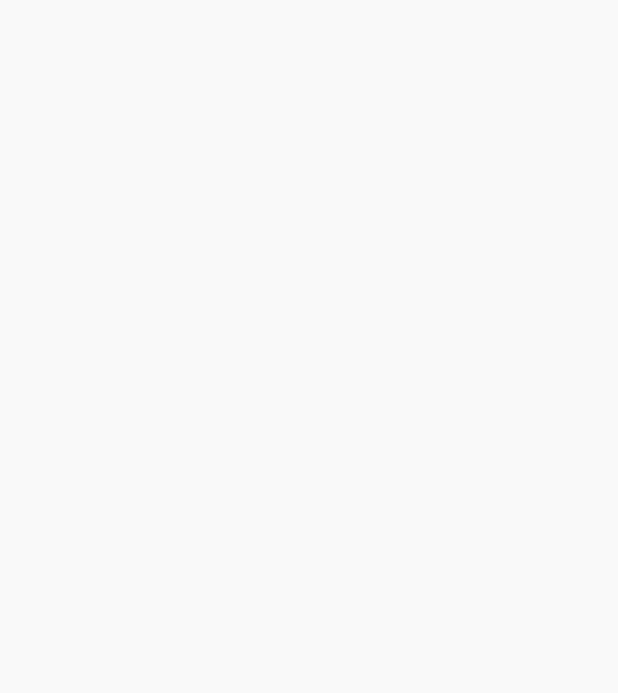
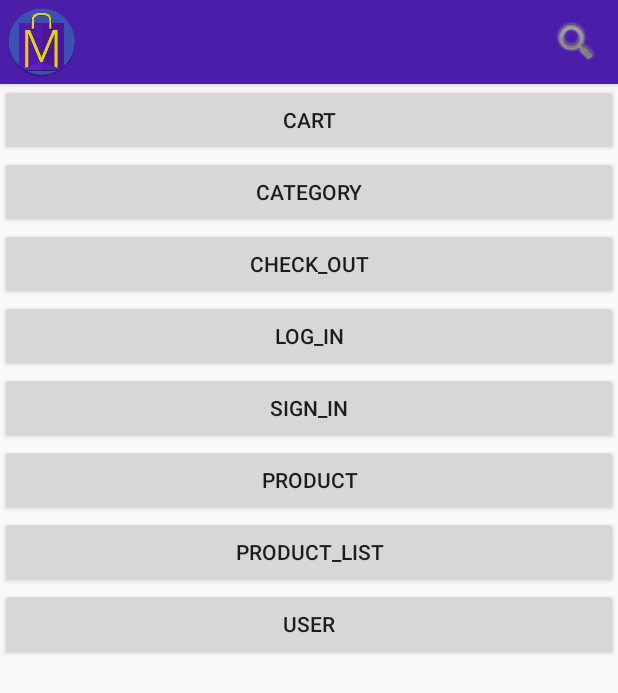
Before and after one commit to igachmov/myMag, an Android app: the HomeActivity screen opened directly, with no data from a screen before it, on a phone screen of 412 x 824 dp. Before the commit the part shown is empty. Shown: the top 693 px of the screen. Run offline under Robolectric (Android 15) with nearby library versions, the phone set to English and light mode, and no system bars.

Commit message:
Added temporary buttons in the Home activity, leading to the other activities, for easier navigation in-dev. Started work on ProductActivity and Toolbar.

```diff
--- a/app/src/main/AndroidManifest.xml
+++ b/app/src/main/AndroidManifest.xml
@@ -8,7 +8,7 @@
         android:label="@string/app_name"
         android:roundIcon="@mipmap/ic_launcher_round"
         android:supportsRtl="true"
-        android:theme="@style/AppTheme">
+        android:theme="@style/Theme.AppCompat.Light.NoActionBar">
         <activity android:name=".model.activities.LoginActivity">
         <intent-filter>
             <action android:name="android.intent.action.MAIN" />
--- a/app/src/main/java/com/mymag/mymag/model/activities/HomeActivity.java
+++ b/app/src/main/java/com/mymag/mymag/model/activities/HomeActivity.java
@@ -1,7 +1,13 @@
 package com.mymag.mymag.model.activities;
 
+import android.content.Intent;
+import android.support.v7.app.ActionBar;
 import android.support.v7.app.AppCompatActivity;
 import android.os.Bundle;
+import android.support.v7.widget.Toolbar;
+import android.view.Menu;
+import android.view.View;
+import android.widget.Button;
 
 import com.mymag.mymag.R;
 
@@ -11,5 +17,77 @@ public class HomeActivity extends AppCompatActivity {
     protected void onCreate(Bundle savedInstanceState) {
         super.onCreate(savedInstanceState);
         setContentView(R.layout.activity_home);
+
+        Toolbar tb = (Toolbar) findViewById(R.id.app_bar);
+        setSupportActionBar(tb);
+
+        ActionBar ab = getSupportActionBar();
+        ab.setDisplayHomeAsUpEnabled(true);
+        ab.setHomeAsUpIndicator(R.mipmap.ic_launcher_round);
+        ab.setDisplayShowTitleEnabled(false);
+
+
+        Button cart = (Button) findViewById(R.id.cart_redirect);
+        Button category = (Button) findViewById(R.id.category_redirect);
+        Button checkOut = (Button) findViewById(R.id.check_out_redirect);
+        Button logIn = (Button) findViewById(R.id.log_in_redirect);
+        Button register = (Button) findViewById(R.id.register_redirect);
+        Button product = (Button) findViewById(R.id.product_redirect);
+        Button productList = (Button) findViewById(R.id.product_list_redirect);
+        Button user = (Button) findViewById(R.id.user_redirect);
+
+
+        Button.OnClickListener clickListener = new View.OnClickListener() {
+            @Override
+            public void onClick(View v) {
+
+                int id = v.getId();
+                Class destination = HomeActivity.class;
+
+                switch (id){
+                    case R.id.cart_redirect:
+                        destination = CartActivity.class;
+                        break;
+                    case R.id.category_redirect:
+                        destination = CartActivity.class;
+                        break;
+                    case R.id.check_out_redirect:
+                        destination = CheckOutActivity.class;
+                        break;
+                    case R.id.log_in_redirect:
+                        destination = LoginActivity.class;
+                        break;
+                    case R.id.register_redirect:
+                        destination = RegisterActivity.class;
+                        break;
+                    case R.id.product_redirect:
+                        destination = ProductActivity.class;
+                        break;
+                    case R.id.product_list_redirect:
+                        destination = ProductListActivity.class;
+                        break;
+                    case R.id.user_redirect:
+                        destination = UserActivity.class;
+                        break;
+                }
+                startActivity(new Intent(HomeActivity.this,destination));
+            }
+        };
+
+        cart.setOnClickListener(clickListener);
+        category.setOnClickListener(clickListener);
+        checkOut.setOnClickListener(clickListener);
+        logIn.setOnClickListener(clickListener);
+        product.setOnClickListener(clickListener);
+        productList.setOnClickListener(clickListener);
+        register.setOnClickListener(clickListener);
+        user.setOnClickListener(clickListener);
+    }
+
+
+    @Override
+    public boolean onCreateOptionsMenu(Menu menu) {
+        getMenuInflater().inflate(R.menu.menu_app_bar,menu);
+        return super.onCreateOptionsMenu(menu);
     }
 }
--- a/app/src/main/res/layout/activity_home.xml
+++ b/app/src/main/res/layout/activity_home.xml
@@ -1,11 +1,67 @@
 <?xml version="1.0" encoding="utf-8"?>
-<android.support.constraint.ConstraintLayout xmlns:android="http://schemas.android.com/apk/res/android"
-    xmlns:app="http://schemas.android.com/apk/res-auto"
+<LinearLayout xmlns:android="http://schemas.android.com/apk/res/android"
     xmlns:tools="http://schemas.android.com/tools"
     android:layout_width="match_parent"
     android:layout_height="match_parent"
+    android:orientation="vertical"
     tools:context="com.mymag.mymag.model.activities.HomeActivity">
 
 
+    <include
+        android:id="@+id/app_bar"
+        layout="@layout/app_bar" />
 
-</android.support.constraint.ConstraintLayout>
+    <LinearLayout
+        android:layout_width="0dp"
+        android:layout_height="0dp"
+        tools:layout_editor_absoluteX="8dp"
+        tools:layout_editor_absoluteY="0dp"></LinearLayout>
+
+    <Button
+        android:id="@+id/cart_redirect"
+        android:layout_width="match_parent"
+        android:layout_height="wrap_content"
+        android:text="cart" />
+
+    <Button
+        android:id="@+id/category_redirect"
+        android:layout_width="match_parent"
+        android:layout_height="wrap_content"
+        android:text="category" />
+
+    <Button
+        android:id="@+id/check_out_redirect"
+        android:layout_width="match_parent"
+        android:layout_height="wrap_content"
+        android:text="check_out" />
+
+    <Button
+        android:id="@+id/log_in_redirect"
+        android:layout_width="match_parent"
+        android:layout_height="wrap_content"
+        android:text="log_in" />
+
+    <Button
+        android:id="@+id/register_redirect"
+        android:layout_width="match_parent"
+        android:layout_height="wrap_content"
+        android:text="sign_in" />
+
+    <Button
+        android:id="@+id/product_redirect"
+        android:layout_width="match_parent"
+        android:layout_height="wrap_content"
+        android:text="product" />
+    <Button
+    android:id="@+id/product_list_redirect"
+    android:layout_width="match_parent"
+    android:layout_height="wrap_content"
+    android:text="product_list" />
+
+
+    <Button
+        android:id="@+id/user_redirect"
+        android:layout_width="match_parent"
+        android:layout_height="wrap_content"
+        android:text="user" />
+</LinearLayout>
--- /dev/null
+++ b/app/src/main/res/layout/app_bar.xml
@@ -0,0 +1,11 @@
+<?xml version="1.0" encoding="utf-8"?>
+<android.support.v7.widget.Toolbar xmlns:android="http://schemas.android.com/apk/res/android"
+
+    android:layout_width="match_parent"
+    android:layout_height="56dip"
+    android:background="@color/colorPrimary"
+    android:elevation="4dip"
+    >
+
+
+</android.support.v7.widget.Toolbar>
--- /dev/null
+++ b/app/src/main/res/layout/fragment_product_description.xml
@@ -0,0 +1,6 @@
+<?xml version="1.0" encoding="utf-8"?>
+<LinearLayout xmlns:android="http://schemas.android.com/apk/res/android"
+    android:orientation="vertical" android:layout_width="match_parent"
+    android:layout_height="match_parent">
+
+</LinearLayout>
--- /dev/null
+++ b/app/src/main/res/menu/menu_app_bar.xml
@@ -0,0 +1,14 @@
+<?xml version="1.0" encoding="utf-8"?>
+<menu xmlns:android="http://schemas.android.com/apk/res/android"
+    xmlns:app="http://schemas.android.com/apk/res-auto">
+
+
+    <item
+        app:actionViewClass="android.support.v7.widget.SearchView"
+        android:icon="@android:drawable/ic_search_category_default"
+        app:showAsAction="ifRoom|collapseActionView"
+        android:title="search" />
+
+
+
+</menu>
```
Also changed, not shown: app/src/main/java/com/mymag/mymag/model/activities/ProductActivity.java (+31 -1 lines), app/src/main/res/layout/activity_product.xml (+8 -6 lines).
